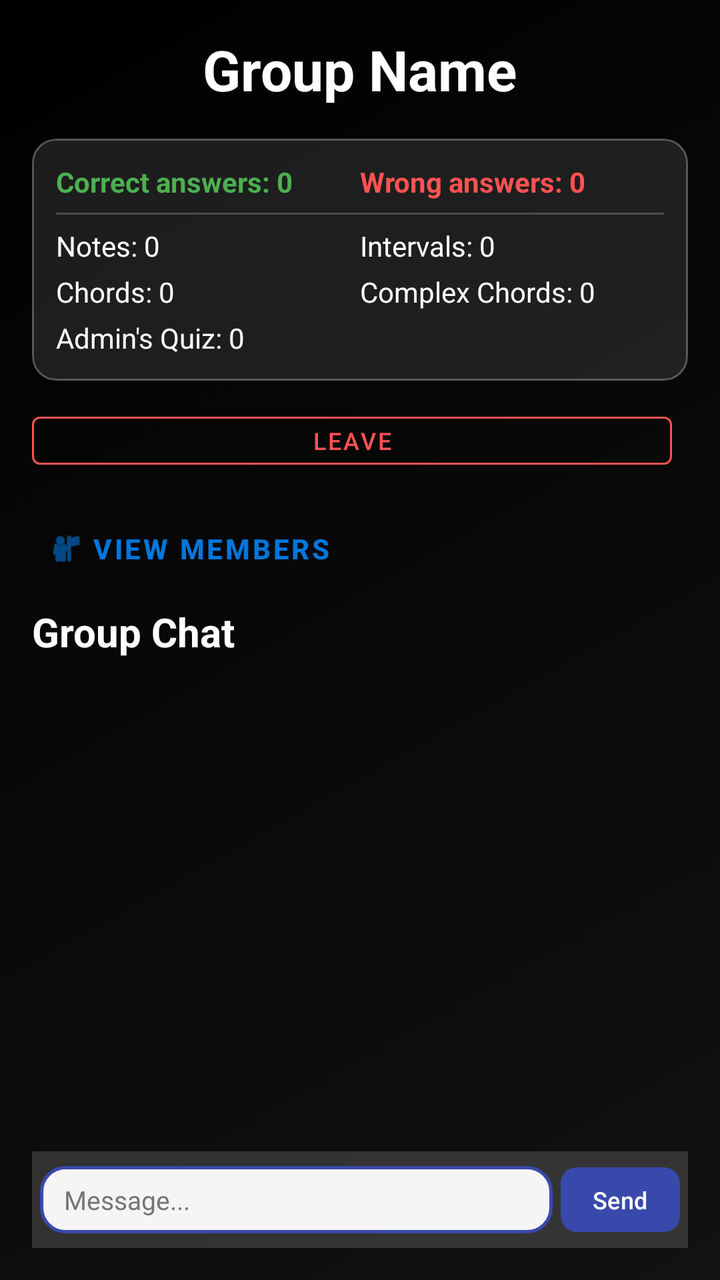
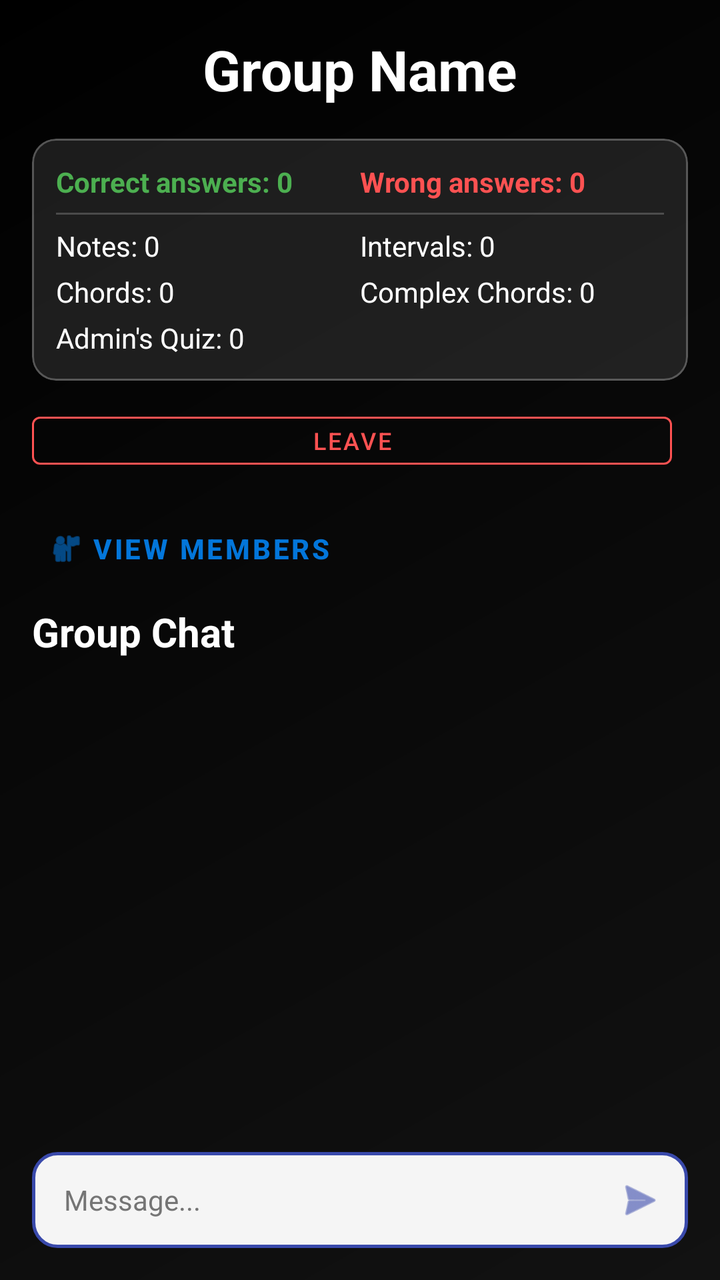

The first picture is an Android layout as it rendered before a commit; the second is the same layout after the commit. The layout source and the unified diff follow.
<!-- AndroidManifest.xml: application theme Theme.GeffenFinalProject -->
<!-- res/layout/activity_group_page.xml -->
<?xml version="1.0" encoding="utf-8"?>
<androidx.constraintlayout.widget.ConstraintLayout xmlns:android="http://schemas.android.com/apk/res/android"
    xmlns:app="http://schemas.android.com/apk/res-auto"
    xmlns:tools="http://schemas.android.com/tools"
    android:id="@+id/main"
    android:layout_width="match_parent"
    android:layout_height="match_parent"
    android:background="@drawable/main_gradient"
    tools:context=".group_page">

    <LinearLayout
        android:layout_width="match_parent"
        android:layout_height="match_parent"
        android:orientation="vertical"
        android:padding="16dp">

        <RelativeLayout
            android:layout_width="match_parent"
            android:layout_height="wrap_content"
            android:layout_marginBottom="16dp">

            <TextView
                android:id="@+id/tvGroupName"
                android:layout_width="wrap_content"
                android:layout_height="wrap_content"
                android:layout_centerInParent="true"
                android:text="Group Name"
                android:textColor="@color/white"
                android:textSize="28sp"
                android:textStyle="bold" />

            <ImageButton
                android:id="@+id/btn_edit_group_name"
                android:layout_width="40dp"
                android:layout_height="40dp"
                android:layout_centerVertical="true"
                android:layout_marginStart="8dp"
                android:layout_toEndOf="@id/tvGroupName"
                android:background="?attr/selectableItemBackgroundBorderless"
                android:src="@android:drawable/ic_menu_edit"
                app:tint="@color/white"
                android:visibility="gone"
                tools:visibility="visible" />
        </RelativeLayout>

        <com.google.android.material.card.MaterialCardView
            android:layout_width="match_parent"
            android:layout_height="wrap_content"
            android:layout_marginBottom="12dp"
            app:cardBackgroundColor="#1AFFFFFF"
            app:cardCornerRadius="12dp"
            app:cardElevation="0dp"
            app:strokeColor="#40FFFFFF"
            app:strokeWidth="1dp">

            <LinearLayout
                android:layout_width="match_parent"
                android:layout_height="wrap_content"
                android:orientation="vertical"
                android:padding="12dp">

                <LinearLayout
                    android:layout_width="match_parent"
                    android:layout_height="wrap_content"
                    android:orientation="horizontal">

                    <TextView
                        android:id="@+id/tv_total_correct"
                        android:layout_width="0dp"
                        android:layout_height="wrap_content"
                        android:layout_weight="1"
                        android:text="Correct answers: 0"
                        android:textColor="#4CAF50"
                        android:textSize="14sp"
                        android:textStyle="bold" />

                    <TextView
                        android:id="@+id/tv_total_wrong"
                        android:layout_width="0dp"
                        android:layout_height="wrap_content"
                        android:layout_weight="1"
                        android:text="Wrong answers: 0"
                        android:textColor="#FF5252"
                        android:textSize="14sp"
                        android:textStyle="bold" />
                </LinearLayout>

                <View
                    android:layout_width="match_parent"
                    android:layout_height="1dp"
                    android:layout_marginVertical="6dp"
                    android:background="#33FFFFFF" />

                <LinearLayout
                    android:layout_width="match_parent"
                    android:layout_height="wrap_content"
                    android:orientation="vertical">

                    
                    <LinearLayout
                        android:layout_width="match_parent"
                        android:layout_height="wrap_content"
                        android:orientation="horizontal"
                        android:layout_marginBottom="4dp">

                        <TextView
                            android:id="@+id/tv_total_notes"
                            android:layout_width="0dp"
                            android:layout_height="wrap_content"
                            android:layout_weight="1"
                            android:text="Notes: 0"
                            android:textColor="@color/white"
                            android:textSize="14sp" />

                        <TextView
                            android:id="@+id/tv_total_intervals"
                            android:layout_width="0dp"
                            android:layout_height="wrap_content"
                            android:layout_weight="1"
                            android:text="Intervals: 0"
                            android:textColor="@color/white"
                            android:textSize="14sp" />
                    </LinearLayout>

                    
                    <LinearLayout
                        android:layout_width="match_parent"
                        android:layout_height="wrap_content"
                        android:orientation="horizontal"
                        android:layout_marginBottom="4dp">

                        <TextView
                            android:id="@+id/tv_total_chords"
                            android:layout_width="0dp"
                            android:layout_height="wrap_content"
                            android:layout_weight="1"
                            android:text="Chords: 0"
                            android:textColor="@color/white"
                            android:textSize="14sp" />

                        <TextView
                            android:id="@+id/tv_total_complex_chords"
                            android:layout_width="0dp"
                            android:layout_height="wrap_content"
                            android:layout_weight="1"
                            android:text="Complex Chords: 0"
                            android:textColor="@color/white"
                            android:textSize="14sp" />
                    </LinearLayout>

                    
                    <TextView
                        android:id="@+id/tv_total_quiz"
                        android:layout_width="match_parent"
                        android:layout_height="wrap_content"
                        android:text="Admin's Quiz: 0"
                        android:textColor="@color/white"
                        android:textSize="14sp" />

                </LinearLayout>
            </LinearLayout>
        </com.google.android.material.card.MaterialCardView>

        <LinearLayout
            android:layout_width="match_parent"
            android:layout_height="wrap_content"
            android:layout_marginBottom="12dp"
            android:orientation="horizontal">

            <com.google.android.material.button.MaterialButton
                android:id="@+id/btn_leave_group"
                style="@style/Widget.MaterialComponents.Button.OutlinedButton"
                android:layout_width="0dp"
                android:layout_height="36dp"
                android:layout_marginEnd="8dp"
                android:layout_weight="1"
                android:padding="0dp"
                android:text="Leave"
                android:textColor="#FF5252"
                android:textSize="12sp"
                app:strokeColor="#FF5252" />

            <com.google.android.material.button.MaterialButton
                android:id="@+id/btn_delete_group"
                android:layout_width="0dp"
                android:layout_height="36dp"
                android:layout_weight="1"
                android:backgroundTint="#FF5252"
                android:padding="0dp"
                android:text="Delete"
                android:textColor="@color/white"
                android:textSize="12sp"
                android:visibility="gone" />
        </LinearLayout>

        <com.google.android.material.button.MaterialButton
            android:id="@+id/btn_show_members"
            style="@style/Widget.MaterialComponents.Button.TextButton"
            android:layout_width="wrap_content"
            android:layout_height="wrap_content"
            android:layout_marginBottom="4dp"
            android:text="View Members"
            android:textColor="@color/secondary"
            android:textSize="14sp"
            android:textStyle="bold"
            app:icon="@android:drawable/ic_menu_myplaces"
            app:iconTint="@color/secondary" />

        <TextView
            android:layout_width="match_parent"
            android:layout_height="wrap_content"
            android:layout_marginBottom="4dp"
            android:text="Group Chat"
            android:textColor="@color/white"
            android:textSize="20sp"
            android:textStyle="bold" />

        <androidx.recyclerview.widget.RecyclerView
            android:id="@+id/rv_chat"
            android:layout_width="match_parent"
            android:layout_height="0dp"
            android:layout_weight="1"
            android:layout_marginBottom="4dp"
            android:clipToPadding="false"
            android:paddingBottom="4dp" />

        <LinearLayout
            android:layout_width="match_parent"
            android:layout_height="wrap_content"
            android:gravity="center_vertical"
            android:orientation="horizontal"
            android:background="#26FFFFFF"
            android:padding="4dp">

            <EditText
                android:id="@+id/et_chat_message"
                android:layout_width="0dp"
                android:layout_height="wrap_content"
                android:layout_weight="1"
                android:background="@drawable/edit_text_background"
                android:hint="Message..."
                android:paddingHorizontal="12dp"
                android:paddingVertical="8dp"
                android:textColor="@color/black"
                android:textColorHint="#757575"
                android:textSize="13sp" />

            <com.google.android.material.button.MaterialButton
                android:id="@+id/btn_send_message"
                android:layout_width="wrap_content"
                android:layout_height="wrap_content"
                android:layout_marginStart="4dp"
                android:minHeight="0dp"
                android:minWidth="0dp"
                android:paddingHorizontal="16dp"
                android:paddingVertical="8dp"
                android:text="Send"
                android:textColor="@color/white"
                android:textSize="12sp"
                app:backgroundTint="@color/primary"
                app:cornerRadius="8dp" />
        </LinearLayout>

    </LinearLayout>

</androidx.constraintlayout.widget.ConstraintLayout>
<!-- resources referenced by this layout -->
<resources>
  <color name="black">#FF000000</color>
  <color name="primary">#3949AB</color>
  <color name="secondary">#0376DA</color>
  <color name="white">#FFFFFFFF</color>
  <!-- drawable edit_text_background (drawable) -->
  <?xml version="1.0" encoding="utf-8"?>
  <shape xmlns:android="http://schemas.android.com/apk/res/android"
      android:shape="rectangle">
      <solid android:color="#F5F5F5" />
      <stroke
          android:width="1.5dp"
          android:color="@color/primary" />
      <corners android:radius="12dp" />
      <padding
          android:bottom="12dp"
          android:left="16dp"
          android:right="16dp"
          android:top="12dp" />
  </shape>
  <!-- drawable main_gradient (drawable) -->
  <?xml version="1.0" encoding="utf-8"?>
  <shape xmlns:android="http://schemas.android.com/apk/res/android"
      android:shape="rectangle">
      <gradient
          android:angle="135"
          android:endColor="@color/bg_end"
          android:startColor="@color/bg_start"
          android:type="linear" />
  </shape>
  <style name="Theme.GeffenFinalProject" parent="Base.Theme.GeffenFinalProject" />
  <color name="bg_end">#000000</color>
  <color name="bg_start">#121212</color>
  <style name="Base.Theme.GeffenFinalProject" parent="Theme.Material3.DayNight.NoActionBar">
          
          
      </style>
</resources>

<!-- the commit's change to res/layout/activity_group_page.xml (unified diff, before → after) -->
@@ -227,38 +227,33 @@
         <LinearLayout
             android:layout_width="match_parent"
             android:layout_height="wrap_content"
+            android:background="@drawable/edit_text_background"
             android:gravity="center_vertical"
             android:orientation="horizontal"
-            android:background="#26FFFFFF"
-            android:padding="4dp">
+            android:padding="0dp">
 
             <EditText
                 android:id="@+id/et_chat_message"
                 android:layout_width="0dp"
                 android:layout_height="wrap_content"
                 android:layout_weight="1"
-                android:background="@drawable/edit_text_background"
+                android:background="@null"
                 android:hint="Message..."
-                android:paddingHorizontal="12dp"
-                android:paddingVertical="8dp"
+                android:paddingHorizontal="16dp"
+                android:paddingVertical="12dp"
                 android:textColor="@color/black"
                 android:textColorHint="#757575"
-                android:textSize="13sp" />
-
-            <com.google.android.material.button.MaterialButton
+                android:textSize="14sp" />
+
+            <ImageButton
                 android:id="@+id/btn_send_message"
-                android:layout_width="wrap_content"
-                android:layout_height="wrap_content"
-                android:layout_marginStart="4dp"
-                android:minHeight="0dp"
-                android:minWidth="0dp"
-                android:paddingHorizontal="16dp"
-                android:paddingVertical="8dp"
-                android:text="Send"
-                android:textColor="@color/white"
-                android:textSize="12sp"
-                app:backgroundTint="@color/primary"
-                app:cornerRadius="8dp" />
+                android:layout_width="48dp"
+                android:layout_height="48dp"
+                android:background="?attr/selectableItemBackgroundBorderless"
+                android:padding="12dp"
+                android:scaleType="fitCenter"
+                android:src="@android:drawable/ic_menu_send"
+                app:tint="@color/primary" />
         </LinearLayout>
 
     </LinearLayout>
